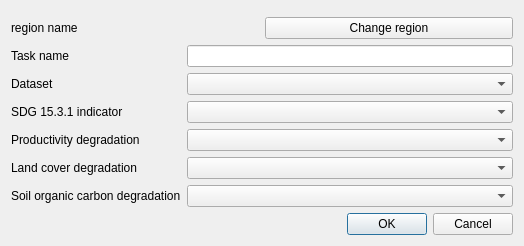
Old version of the form LDMP/gui/DlgSelectDS.ui in the repository ConservationInternational/trends.earth.
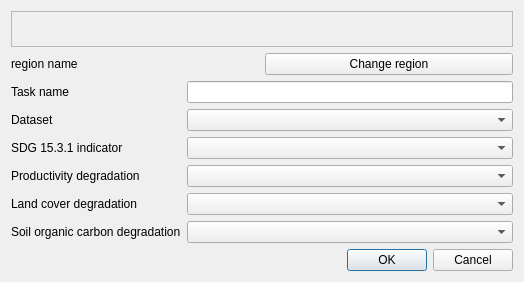
New version of the form. Custom widgets are drawn as their Qt base class.

Diff of the .ui file:
```diff
--- a/LDMP/gui/DlgSelectDS.ui
+++ b/LDMP/gui/DlgSelectDS.ui
@@ -7,7 +7,7 @@
     <x>0</x>
     <y>0</y>
     <width>524</width>
-    <height>244</height>
+    <height>282</height>
    </rect>
   </property>
   <property name="windowTitle">
```
Left out of the diff: 2 changed lines with no effect on the pictures.
